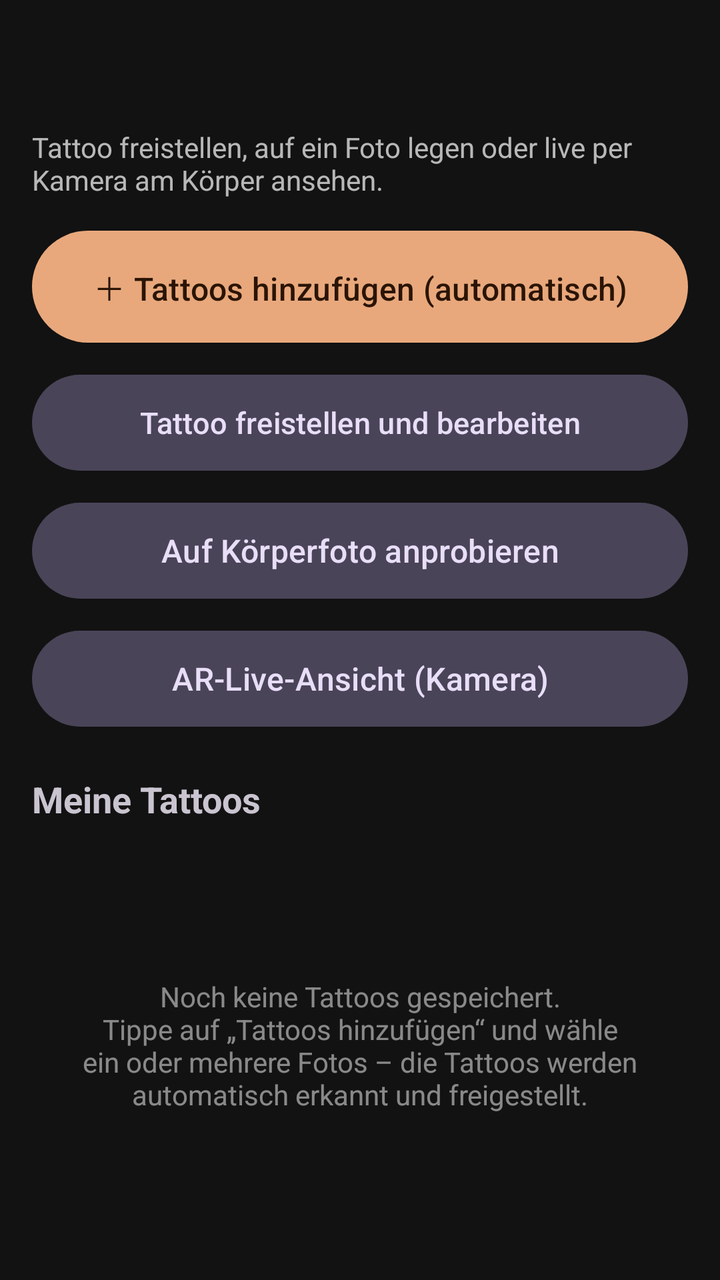
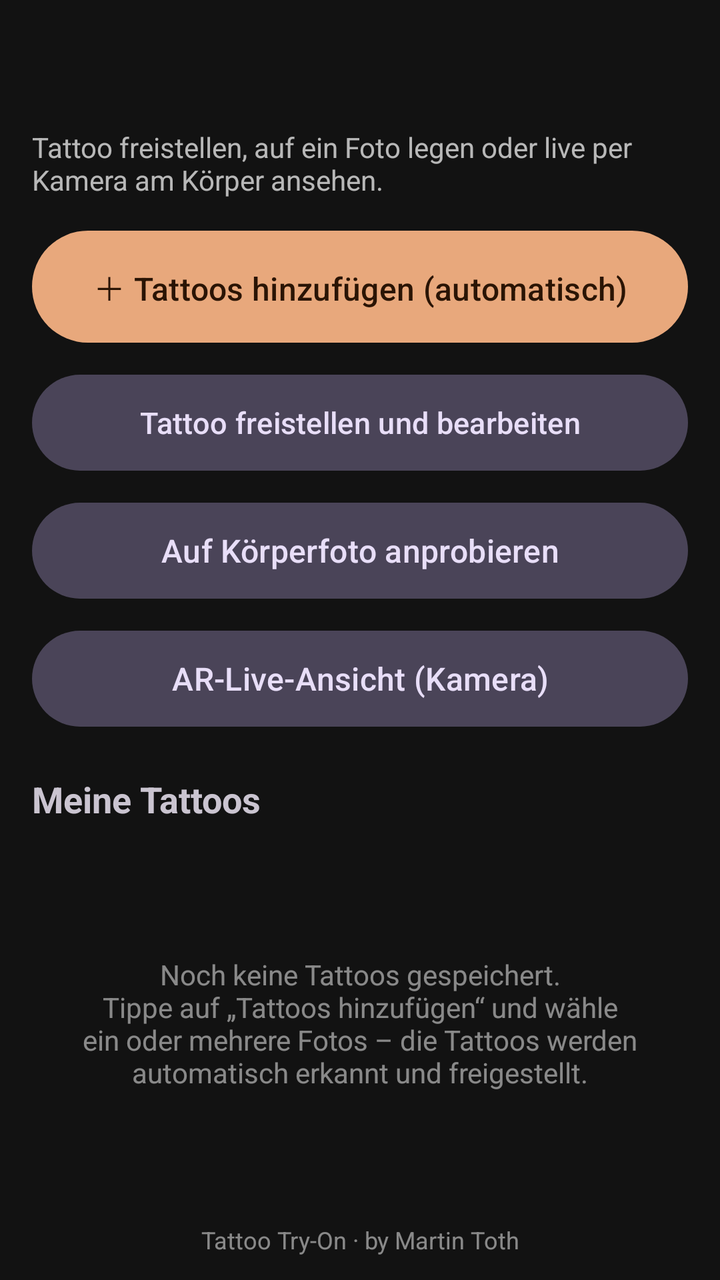

Two renders of the same Android screen: before a commit and after it. Below are the layout's source before the change and the commit's diff.
<!-- AndroidManifest.xml: application theme Theme.TattooTryOn -->
<!-- res/layout/activity_main.xml -->
<?xml version="1.0" encoding="utf-8"?>
<LinearLayout xmlns:android="http://schemas.android.com/apk/res/android"
    android:layout_width="match_parent"
    android:layout_height="match_parent"
    android:orientation="vertical">

    <com.google.android.material.appbar.MaterialToolbar
        android:id="@+id/toolbar"
        android:layout_width="match_parent"
        android:layout_height="?attr/actionBarSize" />

    <LinearLayout
        android:layout_width="match_parent"
        android:layout_height="match_parent"
        android:orientation="vertical"
        android:paddingStart="16dp"
        android:paddingEnd="16dp"
        android:paddingBottom="12dp">

        <TextView
            android:layout_width="wrap_content"
            android:layout_height="wrap_content"
            android:layout_marginBottom="12dp"
            android:text="Tattoo freistellen, auf ein Foto legen oder live per Kamera am Körper ansehen."
            android:textColor="#B3FFFFFF"
            android:textSize="14sp" />

        <com.google.android.material.button.MaterialButton
            android:id="@+id/btnImport"
            android:layout_width="match_parent"
            android:layout_height="64dp"
            android:text="＋ Tattoos hinzufügen (automatisch)"
            android:textSize="16sp" />

        <com.google.android.material.button.MaterialButton
            android:id="@+id/btnExtract"
            style="@style/Widget.Material3.Button.TonalButton"
            android:layout_width="match_parent"
            android:layout_height="56dp"
            android:layout_marginTop="8dp"
            android:text="Tattoo freistellen und bearbeiten"
            android:textSize="15sp" />

        <com.google.android.material.button.MaterialButton
            android:id="@+id/btnTryOn"
            style="@style/Widget.Material3.Button.TonalButton"
            android:layout_width="match_parent"
            android:layout_height="56dp"
            android:layout_marginTop="8dp"
            android:text="Auf Körperfoto anprobieren"
            android:textSize="16sp" />

        <com.google.android.material.button.MaterialButton
            android:id="@+id/btnAr"
            style="@style/Widget.Material3.Button.TonalButton"
            android:layout_width="match_parent"
            android:layout_height="56dp"
            android:layout_marginTop="8dp"
            android:text="AR-Live-Ansicht (Kamera)"
            android:textSize="16sp" />

        <TextView
            android:layout_width="wrap_content"
            android:layout_height="wrap_content"
            android:layout_marginTop="20dp"
            android:layout_marginBottom="6dp"
            android:text="Meine Tattoos"
            android:textSize="18sp"
            android:textStyle="bold" />

        <FrameLayout
            android:layout_width="match_parent"
            android:layout_height="0dp"
            android:layout_weight="1">

            <androidx.recyclerview.widget.RecyclerView
                android:id="@+id/tattooList"
                android:layout_width="match_parent"
                android:layout_height="match_parent"
                android:clipToPadding="false" />

            <TextView
                android:id="@+id/emptyText"
                android:layout_width="match_parent"
                android:layout_height="wrap_content"
                android:layout_gravity="center"
                android:gravity="center"
                android:padding="24dp"
                android:text="Noch keine Tattoos gespeichert.\nTippe auf „Tattoos hinzufügen“ und wähle ein oder mehrere Fotos – die Tattoos werden automatisch erkannt und freigestellt."
                android:textColor="#80FFFFFF" />
        </FrameLayout>
    </LinearLayout>
</LinearLayout>
<!-- resources referenced by this layout -->
<resources>
  <style name="Theme.TattooTryOn" parent="Theme.Material3.Dark.NoActionBar">
          <item name="colorPrimary">@color/accent</item>
          <item name="colorOnPrimary">@color/on_accent</item>
          <item name="colorSecondary">@color/accent_2</item>
          <item name="android:colorBackground">@color/ink</item>
          <item name="android:statusBarColor">@color/ink</item>
          <item name="android:navigationBarColor">@color/ink</item>
      </style>
  <color name="accent">#E8A87C</color>
  <color name="on_accent">#2A1404</color>
  <color name="accent_2">#C38D9E</color>
  <color name="ink">#121212</color>
</resources>

<!-- the commit's change to res/layout/activity_main.xml (unified diff, before → after) -->
@@ -89,5 +89,14 @@
                 android:text="Noch keine Tattoos gespeichert.\nTippe auf „Tattoos hinzufügen“ und wähle ein oder mehrere Fotos – die Tattoos werden automatisch erkannt und freigestellt."
                 android:textColor="#80FFFFFF" />
         </FrameLayout>
+
+        <TextView
+            android:layout_width="match_parent"
+            android:layout_height="wrap_content"
+            android:layout_marginTop="6dp"
+            android:gravity="center"
+            android:text="Tattoo Try-On · by Martin Toth"
+            android:textColor="#80FFFFFF"
+            android:textSize="12sp" />
     </LinearLayout>
 </LinearLayout>
